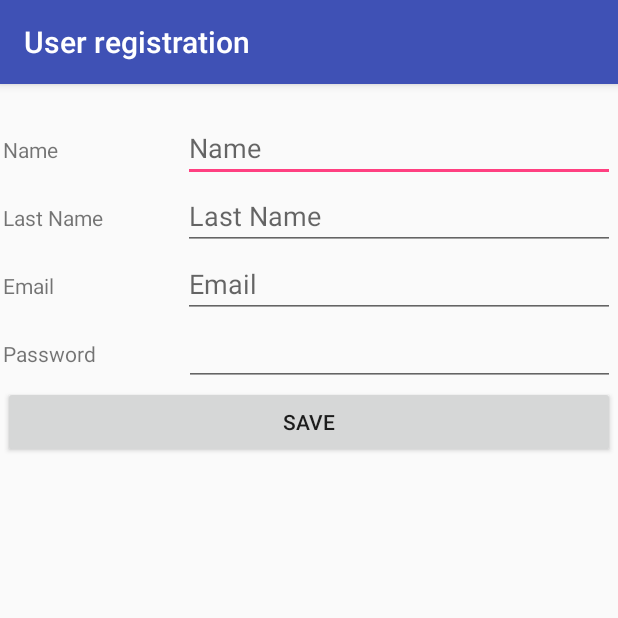
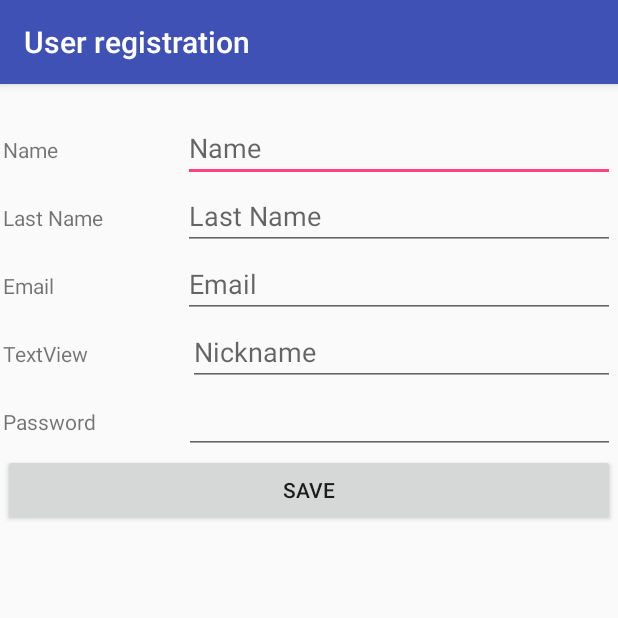
Before and after one commit to dgutierrez11/MyFirebaseApp, an Android app: the screen it shows after launch (MainActivity), after a tap on an icon or button, on a phone screen of 412 x 824 dp, the top half of it. Run offline under Robolectric (Android 15) with nearby library versions, the phone set to English and light mode, and no system bars; our stand-ins replace Firebase (no records; nobody signed in at launch, a user with empty details on screens opened directly).

Commit message:
Se agregan cambios al proyecto

```diff
--- a/app/src/main/java/com/demo/leoguti/myfirebaseapp/MainActivity.java
+++ b/app/src/main/java/com/demo/leoguti/myfirebaseapp/MainActivity.java
@@ -1,13 +1,25 @@
 package com.demo.leoguti.myfirebaseapp;
 
+import android.content.DialogInterface;
+import android.content.Intent;
+import android.support.v7.app.AlertDialog;
 import android.support.v7.app.AppCompatActivity;
 import android.os.Bundle;
 import android.support.v7.widget.Toolbar;
+import android.view.View;
+import android.widget.EditText;
 
+import com.demo.leoguti.myfirebaseapp.Model.User;
 import com.google.firebase.database.DatabaseReference;
 import com.google.firebase.database.FirebaseDatabase;
 
 public class MainActivity extends AppCompatActivity {
+
+    EditText txtName;
+    EditText txtLastName;
+    EditText txtEmail;
+    EditText txtUsername;
+    EditText txtPassword;
 
     @Override
     protected void onCreate(Bundle savedInstanceState) {
@@ -16,9 +28,39 @@ public class MainActivity extends AppCompatActivity {
 
         Toolbar toolbar = (Toolbar) findViewById(R.id.iniToolBar);
         toolbar.setTitle(R.string.registration);
+        txtName = (EditText) findViewById(R.id.txtName);
+        txtLastName = (EditText) findViewById(R.id.txtLastName);
+        txtEmail = (EditText) findViewById(R.id.txtEmail);
+        txtUsername = (EditText) findViewById(R.id.txtUserName);
+        txtPassword = (EditText) findViewById(R.id.txtPassword);
+    }
 
+    public void onSaveUser(View view) {
+
+        final User newUser = new User();
+        newUser.setNombre(txtName.getText().toString());
+        newUser.setApellido(txtLastName.getText().toString());
+        newUser.setCorreo(txtEmail.getText().toString());
+        newUser.setUsername(txtUsername.getText().toString());
+        newUser.setPassword(txtPassword.getText().toString());
+
+        // Se guarda en la base de datos de firebase
         FirebaseDatabase db = FirebaseDatabase.getInstance();
-        DatabaseReference ref = db.getReference("message");
-        ref.setValue("This is a test message");
+        DatabaseReference ref = db.getReference(newUser.getUsername());
+        ref.setValue(newUser);
+
+        // Se muestra mensaje de exito y se devuelve el registro creado
+        // para que se muestre en la lista inicial
+        new AlertDialog.Builder(this).setMessage(R.string.message_create_record)
+                .setPositiveButton(R.string.accept, new DialogInterface.OnClickListener() {
+                    public void onClick(DialogInterface dialog, int id) {
+                        // Return data
+                        Intent returnIntent = new Intent();
+                        returnIntent.putExtra("newUser", newUser);
+                        setResult(RESULT_OK, returnIntent);
+                        finish();
+                    }
+                }).create().show();
+
     }
 }
--- a/app/src/main/java/com/demo/leoguti/myfirebaseapp/Model/User.java
+++ b/app/src/main/java/com/demo/leoguti/myfirebaseapp/Model/User.java
@@ -1,14 +1,17 @@
 package com.demo.leoguti.myfirebaseapp.Model;
+
+import java.io.Serializable;
 
 /**
  * Created by leoguti on 02/07/2017.
  */
 
-public class User {
+public class User implements Serializable{
 
     private String nombre;
     private String apellido;
     private String correo;
+    private String username;
     private String password;
 
 
@@ -43,4 +46,12 @@ public class User {
     public void setPassword(String password) {
         this.password = password;
     }
+
+    public String getUsername() {
+        return username;
+    }
+
+    public void setUsername(String username) {
+        this.username = username;
+    }
 }
--- a/app/src/main/java/com/demo/leoguti/myfirebaseapp/UserList.java
+++ b/app/src/main/java/com/demo/leoguti/myfirebaseapp/UserList.java
@@ -26,8 +26,10 @@ public class UserList extends AppCompatActivity {
     private final static String TAG = UserList.class.getSimpleName();
     ArrayList<User> dataModels;
     private ListView listaRegistros;
-    private static CustomAdapter adapter;
-    static final int CREATE_ALERT_REQUEST = 0;
+    //private static CustomAdapter adapter;
+    private  ArrayAdapter adapter;
+    List<String> listaUsernames = new ArrayList<>();
+    static final int CREATE_REQUEST = 0;
 
     @Override
     protected void onCreate(Bundle savedInstanceState) {
@@ -42,7 +44,7 @@ public class UserList extends AppCompatActivity {
             @Override
             public void onClick(View view) {
                 Intent intent = new Intent(getBaseContext(), MainActivity.class);
-                startActivityForResult(intent, CREATE_ALERT_REQUEST);
+                startActivityForResult(intent, CREATE_REQUEST);
             }
         });
 
@@ -52,10 +54,8 @@ public class UserList extends AppCompatActivity {
         User user1 = new User();
         user1.setNombre("David");
         dataModels.add(user1);
-
-        List<String> listaUsernames = new ArrayList<>();
         listaUsernames.add("leoguti11");
-        ArrayAdapter adapter = new ArrayAdapter(this, android.R.layout.simple_list_item_1, listaUsernames);
+        adapter = new ArrayAdapter(this, android.R.layout.simple_list_item_1, listaUsernames);
 
         listaRegistros.setAdapter(adapter);
        /*
@@ -65,20 +65,16 @@ public class UserList extends AppCompatActivity {
 
     protected void onActivityResult(int requestCode, int resultCode,
                                     Intent data) {
-     /*   if (requestCode == CREATE_ALERT_REQUEST) {
+        if (requestCode == CREATE_REQUEST) {
             if (resultCode == RESULT_OK) {
                 // A contact was picked.  Here we will just display it
                 // to the user.
                 //startActivity(new Intent(Intent.ACTION_VIEW, data));
-                Alerta alerta = (Alerta) data.getSerializableExtra("newAlert");
-                dataModels.add(alerta);
+                User newUser = (User) data.getSerializableExtra("newUser");
+                dataModels.add(newUser);
+                listaUsernames.add(newUser.getUsername());
                 adapter.notifyDataSetChanged();
             }
-        }*/
-    }
-
-    public void onDeleteAlerta(View view){
-        Toast toast = Toast.makeText(getApplicationContext(), "Delete", Toast.LENGTH_SHORT);
-        toast.show();
+        }
     }
 }
--- a/app/src/main/res/layout/activity_main.xml
+++ b/app/src/main/res/layout/activity_main.xml
@@ -43,7 +43,7 @@
                 app:layout_constraintRight_toRightOf="parent" />
 
             <EditText
-                android:id="@+id/editText"
+                android:id="@+id/txtName"
                 android:layout_width="match_parent"
                 android:layout_height="wrap_content"
                 android:ems="10"
@@ -64,7 +64,7 @@
                 android:text="@string/lastName" />
 
             <EditText
-                android:id="@+id/editText2"
+                android:id="@+id/txtLastName"
                 android:layout_width="match_parent"
                 android:layout_height="wrap_content"
                 android:layout_weight="3.75"
@@ -85,13 +85,36 @@
                 android:text="@string/email" />
 
             <EditText
-                android:id="@+id/editText4"
+                android:id="@+id/txtEmail"
                 android:layout_width="wrap_content"
                 android:layout_height="wrap_content"
                 android:layout_weight="1"
                 android:ems="10"
                 android:hint="@string/email"
                 android:inputType="textEmailAddress" />
+
+        </LinearLayout>
+
+        <LinearLayout
+            android:layout_width="match_parent"
+            android:layout_height="match_parent"
+            android:orientation="horizontal">
+
+            <TextView
+                android:id="@+id/textView5"
+                android:layout_width="120dp"
+                android:layout_height="wrap_content"
+                android:layout_weight="0.30"
+                android:text="TextView" />
+
+            <EditText
+                android:id="@+id/txtUserName"
+                android:layout_width="wrap_content"
+                android:layout_height="wrap_content"
+                android:layout_weight="5.46"
+                android:ems="10"
+                android:hint="@string/username"
+                android:inputType="textPersonName" />
 
         </LinearLayout>
 
@@ -108,7 +131,7 @@
                 android:text="@string/password" />
 
             <EditText
-                android:id="@+id/editText7"
+                android:id="@+id/txtPassword"
                 android:layout_width="wrap_content"
                 android:layout_height="wrap_content"
                 android:layout_weight="1"
@@ -118,10 +141,11 @@
         </LinearLayout>
 
         <Button
-            android:id="@+id/button2"
+            android:id="@+id/btnSave"
             android:layout_width="match_parent"
             android:layout_height="wrap_content"
             android:layout_weight="1"
+            android:onClick="onSaveUser"
             android:text="@string/save" />
     </LinearLayout>
 
--- a/app/src/main/res/values/strings.xml
+++ b/app/src/main/res/values/strings.xml
@@ -7,4 +7,7 @@
     <string name="password">Password</string>
     <string name="save">Save</string>
     <string name="title_toolbar_list">User List</string>
+    <string name="username">Nickname</string>
+    <string name="accept">Accept</string>
+    <string name="message_create_record">Succefully created user</string>
 </resources>
```
Also changed, not shown: 2 other files.
